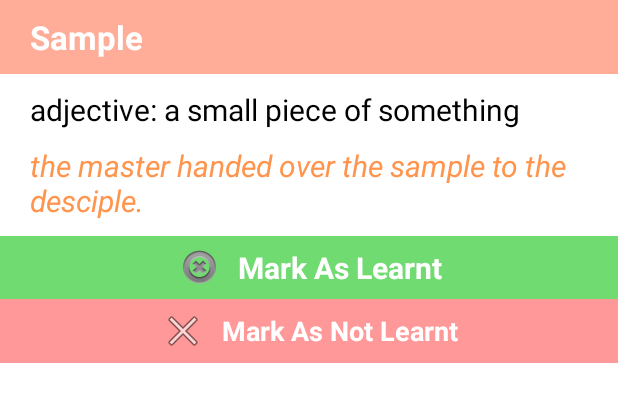
After one commit to ssahilsahil798/VocabMaestroAndroid, an Android app: the layout meaning_dialog.xml on its own in the app's theme, with its tools: preview values and no code run, on a phone screen of 412 x 824 dp. The commit adds this screen. Shown: the top 402 px of the screen. Run offline under Robolectric (Android 15) with nearby library versions, the phone set to English and light mode, and no system bars.

```diff
--- a/app/src/main/java/com/master/vocab/vocabmaster/Adapter/CardAdapter.java
+++ b/app/src/main/java/com/master/vocab/vocabmaster/Adapter/CardAdapter.java
@@ -59,8 +59,8 @@ public class CardAdapter extends BaseAdapter{
         mViewHolder.tvTitle.setText("Card #" + card.CardCategory + "");
         mViewHolder.totalWords.setText(card.total_words + "");
         mViewHolder.wordsCompleted.setText(card.words_completed + "");
-        mViewHolder.percentage.setText(((int)((float)card.words_completed/(float) card.total_words)*100) + "");
-
+        mViewHolder.percentage.setText(Math.round((card.words_completed*100.0f/card.total_words)*100)/100.0f + " %");
+        mViewHolder.progressBar.setProgress((int) (Math.round(card.words_completed*100.0f/card.total_words)*100/100.0f));
 
         return convertView;
     }
--- a/app/src/main/java/com/master/vocab/vocabmaster/Models/WordStatus.java
+++ b/app/src/main/java/com/master/vocab/vocabmaster/Models/WordStatus.java
@@ -1,9 +1,11 @@
 package com.master.vocab.vocabmaster.Models;
+
+import java.io.Serializable;
 
 /**
  * Created by sahildeswal on 12/09/16.
  */
-public class WordStatus {
+public class WordStatus implements Serializable {
 
     public int word_number;
     public String card_status;
--- /dev/null
+++ b/app/src/main/res/layout/meaning_dialog.xml
@@ -0,0 +1,129 @@
+<?xml version="1.0" encoding="utf-8"?>
+<LinearLayout xmlns:android="http://schemas.android.com/apk/res/android"
+    android:orientation="vertical"
+    android:background="#ffffff"
+    android:layout_width="match_parent"
+    android:layout_height="match_parent">
+
+    <LinearLayout
+        android:layout_width="match_parent"
+        android:orientation="vertical"
+        android:layout_height="match_parent">
+
+        <LinearLayout
+            android:background="#ffad99"
+            android:orientation="horizontal"
+            android:padding="10dp"
+            android:layout_gravity="left"
+            android:layout_marginTop="0dp"
+            android:weightSum="2"
+            android:layout_marginBottom="10dp"
+            android:layout_width="match_parent"
+            android:layout_height="wrap_content">
+
+
+            <TextView
+                android:id="@+id/word_detail"
+                android:layout_width="0dp"
+                android:textSize="22sp"
+                android:text="Sample"
+                android:textStyle="bold"
+                android:layout_weight="2"
+                android:layout_marginLeft="10dp"
+                android:gravity="left"
+                android:textColor="#ffffff"
+                android:layout_height="wrap_content" />
+        </LinearLayout>
+
+        <TextView
+            android:id="@+id/word_meaning"
+            android:layout_width="match_parent"
+            android:textSize="20sp"
+            android:text="adjective: a small piece of something"
+            android:textStyle="normal"
+            android:layout_marginLeft="20dp"
+            android:layout_marginRight="20dp"
+            android:gravity="left"
+            android:layout_marginBottom="10dp"
+            android:textColor="#000000"
+            android:layout_height="wrap_content" />
+
+        <TextView
+            android:id="@+id/word_example"
+            android:layout_width="match_parent"
+            android:textSize="20sp"
+            android:text="the master handed over the sample to the desciple."
+            android:textStyle="italic"
+            android:layout_marginLeft="20dp"
+            android:layout_marginRight="20dp"
+            android:gravity="left"
+            android:textColor="#ff944d"
+            android:layout_height="wrap_content" />
+
+        <LinearLayout
+            android:id="@+id/learnt"
+            android:layout_width="match_parent"
+            android:orientation="horizontal"
+            android:layout_marginTop="10dp"
+            android:layout_gravity="center"
+            android:gravity="center"
+            android:background="#70db70"
+            android:layout_height="wrap_content">
+
+        <ImageView
+            android:layout_width="wrap_content"
+            android:layout_marginTop="5dp"
+            android:layout_marginBottom="5dp"
+            android:layout_marginRight="10dp"
+            android:src="@android:drawable/ic_notification_clear_all"
+            android:layout_height="wrap_content" />
+
+        <TextView
+            android:layout_width="wrap_content"
+            android:background="#70db70"
+            android:layout_marginTop="5dp"
+            android:textColor="#ffffff"
+            android:textSize="20sp"
+            android:layout_marginBottom="5dp"
+            android:textStyle="bold"
+            android:gravity="center"
+            android:text="Mark As Learnt"
+            android:layout_height="wrap_content" />
+
+
+        </LinearLayout>
+
+        <LinearLayout
+            android:id="@+id/unlearn"
+            android:layout_width="match_parent"
+            android:orientation="horizontal"
+            android:layout_gravity="center"
+            android:gravity="center"
+            android:background="#ff9999"
+            android:layout_height="wrap_content">
+
+            <ImageView
+                android:layout_width="wrap_content"
+                android:layout_marginTop="5dp"
+                android:layout_marginRight="10dp"
+                android:layout_marginBottom="5dp"
+                android:src="@android:drawable/ic_menu_close_clear_cancel"
+                android:layout_height="wrap_content" />
+
+            <TextView
+                android:layout_width="wrap_content"
+                android:background="#ff9999"
+                android:layout_marginTop="5dp"
+                android:textColor="#ffffff"
+                android:textSize="18sp"
+                android:layout_marginBottom="5dp"
+                android:textStyle="bold"
+                android:gravity="center"
+                android:text="Mark As Not Learnt"
+                android:layout_height="wrap_content" />
+
+
+        </LinearLayout>
+    </LinearLayout>
+
+</LinearLayout>
--- a/app/src/main/res/layout/word_list_row.xml
+++ b/app/src/main/res/layout/word_list_row.xml
@@ -37,7 +37,9 @@
 
 
         <CheckBox
+            android:id="@+id/word_check_box"
             android:layout_weight="1"
+            android:focusable="false"
             android:layout_width="0dp"
             android:layout_gravity="center"
             android:gravity="center"
```
Also changed, not shown: app/src/main/java/com/master/vocab/vocabmaster/Activity/WordActivity.java (+60 -3 lines), app/src/main/java/com/master/vocab/vocabmaster/Adapter/WordListAdapter.java (+74 -5 lines), app/src/main/java/com/master/vocab/vocabmaster/Api/FeedApiInterface.java (+7 -1 lines), app/src/main/java/com/master/vocab/vocabmaster/Fragments/MeaningDialog.java (added, +143 -0 lines), app/src/main/java/com/master/vocab/vocabmaster/MainActivity.java (+8 -1 lines), app/src/main/java/com/master/vocab/vocabmaster/SharedPref/EventController.java (added, +70 -0 lines), app/src/main/java/com/master/vocab/vocabmaster/SharedPref/EventListeners.java (added, +12 -0 lines), app/src/main/res/layout/word_list.xml (+7 -0 lines).
